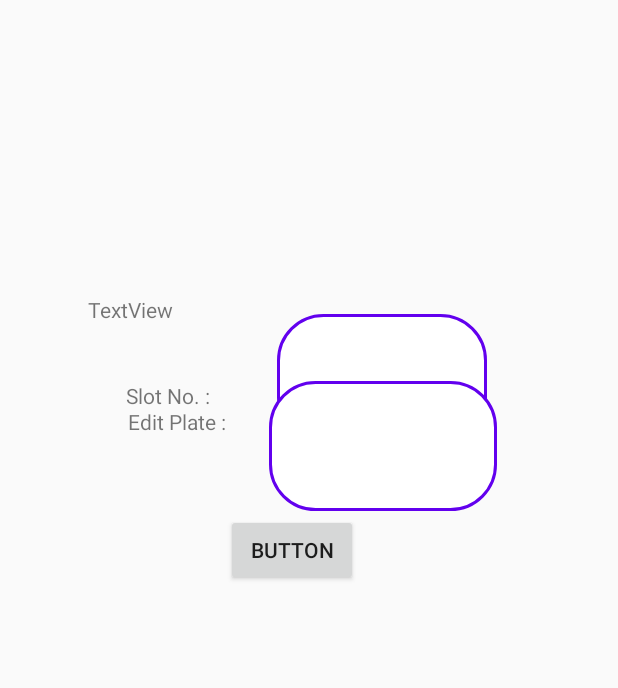
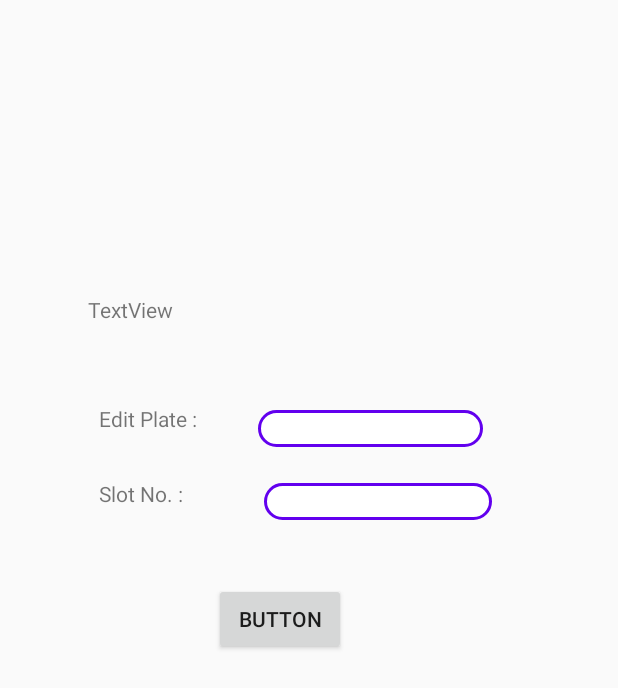
Before and after one commit to Jugg-zh/CarPlateChecker, an Android app: the RecordActivity screen opened directly, with no data from a screen before it, on a phone screen of 412 x 824 dp. Shown: the top 688 px of the screen. Run offline under Robolectric (Android 15) with nearby library versions, the phone set to English and light mode, and no system bars.

Commit message:
can switch between two activities and record the "plate-slot" accordingly

```diff
--- a/app/src/main/java/com/example/platecheck/RecordActivity.java
+++ b/app/src/main/java/com/example/platecheck/RecordActivity.java
@@ -20,8 +20,8 @@ import java.sql.Timestamp;
 import java.util.Optional;
 
 public class RecordActivity extends AppCompatActivity {
-    private boolean finished = false;
 
+    private TextView plateTextField;
     @RequiresApi(api = Build.VERSION_CODES.N)
     @Override
     protected void onCreate(Bundle savedInstanceState) {
@@ -45,32 +45,32 @@ public class RecordActivity extends AppCompatActivity {
     public void recordSlot(Intent intent) {
         String carPlate = intent.getStringExtra("CAR_PLATE");
         String slotNumber = intent.getStringExtra("SLOT_NUMBER");
-        CarplateMapper carPlateMapper = (CarplateMapper) intent.getSerializableExtra("CAR_PLATE_MAPPER");
+
 
         //initialize buttons
         Button submitButton = findViewById(R.id.button2);
-        TextView plateTextField = findViewById(R.id.editPlateTextView), slotTextField = findViewById(R.id.slotNumberTextView);
+        plateTextField = findViewById(R.id.editPlateTextView);
 
-        TextView promptTextFiled = findViewById(R.id.promptInformation);
+        TextView promptTextFiled = findViewById(R.id.promptInformation),slotTextField = findViewById(R.id.slotNumberTextView);
 
         plateTextField.setText(carPlate);
         slotTextField.setText(slotNumber);
         //Recording slot on clicking the ok button
         submitButton.setOnClickListener(view -> {
-            Timestamp timeStamp = new Timestamp(System.currentTimeMillis());
-            String[] time = timeStamp.toString().split(" ");
-            String[] hour = time[1].split(":");
-            String shift = null;
-            if (Integer.parseInt(hour[0]) <= 12) {
-                shift = "Morning";
-            } else {
-                shift = "Evening";
-            }
+//            Timestamp timeStamp = new Timestamp(System.currentTimeMillis());
+//            String[] time = timeStamp.toString().split(" ");
+//            String[] hour = time[1].split(":");
+//            String shift = null;
+//            if (Integer.parseInt(hour[0]) <= 12) {
+//                shift = "Morning";
+//            } else {
+//                shift = "Evening";
+//            }
             //Returning value of recordSlot to check (returns a string; "null" if car plate is not associated to a room
             // otherwise the associated room number)
-            String roomNumber = carPlateMapper.recordSlot(plateTextField.getText().toString(), timeStamp, shift, slotNumber);
+//            String roomNumber = carPlateMapper.recordSlot(plateTextField.getText().toString(), timeStamp, shift, slotNumber);
 
-            promptTextFiled.setText(Optional.ofNullable(roomNumber).orElse("Not Registered"));
+            promptTextFiled.setText(Optional.ofNullable("415").orElse("Not Registered"));
             //wait to check if it is necessary
 //            if (check == null) {
 //                msg.setText("The plate is not registered!");
@@ -83,16 +83,29 @@ public class RecordActivity extends AppCompatActivity {
 //            editPlate.setText("");
 //            slotNum.setText("");
         });
-        finished = true;
     }
     @Override
     public void onBackPressed() {
 //        Intent intent = new Intent();
 //        intent.putExtra("message_return", "This data is returned when user click back menu in target activity.");
 //        setResult(RESULT_OK, intent);
-        if(finished){
-            finish();
-        }
+
+        Intent intent = new Intent();
+//        Timestamp timeStamp = new Timestamp(System.currentTimeMillis());
+//        String[] time = timeStamp.toString().split(" ");
+//        String[] hour = time[1].split(":");
+//        String shift = null;
+//        if (Integer.parseInt(hour[0]) <= 12) {
+//            shift = "Morning";
+//        } else {
+//            shift = "Evening";
+//        }
+//        intent.putExtra("TIME_STAMP",timeStamp);
+//        intent.putExtra("SHIFT", shift);
+        intent.putExtra("PLATE_NUMBER", plateTextField.getText().toString());
+        setResult(RESULT_OK, intent);
+        finish();
+
     }
 //
 //    public String getModifiedTextFromGuard(){
--- /dev/null
+++ b/app/src/main/java/com/example/platecheck/RecordManager.java
@@ -0,0 +1,4 @@
+package com.example.platecheck;
+
+public class RecordManager {
+}
--- a/app/src/main/res/layout/activity_record.xml
+++ b/app/src/main/res/layout/activity_record.xml
@@ -11,18 +11,12 @@
         android:id="@+id/editPlateTextView"
         android:layout_width="150dp"
         android:layout_height="wrap_content"
-        android:layout_alignParentTop="true"
         android:layout_alignParentEnd="true"
         android:layout_alignParentRight="true"
         android:layout_alignParentBottom="true"
-        android:layout_marginStart="14dp"
-        android:layout_marginLeft="14dp"
-        android:layout_marginTop="209dp"
-        android:layout_marginEnd="87dp"
-        android:layout_marginRight="87dp"
-        android:layout_marginBottom="528dp"
-        android:layout_toEndOf="@+id/plateHeader"
-        android:layout_toRightOf="@+id/plateHeader"
+        android:layout_marginEnd="90dp"
+        android:layout_marginRight="90dp"
+        android:layout_marginBottom="526dp"
         android:background="@drawable/rounded_border_edittext"
         android:ems="10"
         android:inputType="textPersonName"
@@ -36,12 +30,10 @@
         android:layout_height="wrap_content"
         android:layout_alignParentStart="true"
         android:layout_alignParentLeft="true"
-        android:layout_alignParentTop="true"
         android:layout_alignParentBottom="true"
-        android:layout_marginStart="179dp"
-        android:layout_marginLeft="179dp"
-        android:layout_marginTop="254dp"
-        android:layout_marginBottom="483dp"
+        android:layout_marginStart="176dp"
+        android:layout_marginLeft="176dp"
+        android:layout_marginBottom="477dp"
         android:background="@drawable/rounded_border_edittext"
         android:ems="10"
         android:inputType="textPersonName"
@@ -56,9 +48,9 @@
         android:layout_alignParentStart="true"
         android:layout_alignParentLeft="true"
         android:layout_alignParentBottom="true"
-        android:layout_marginStart="85dp"
-        android:layout_marginLeft="85dp"
-        android:layout_marginBottom="523dp"
+        android:layout_marginStart="66dp"
+        android:layout_marginLeft="66dp"
+        android:layout_marginBottom="525dp"
         android:text="Edit Plate :"
         android:visibility="visible" />
 
@@ -68,12 +60,10 @@
         android:layout_height="29dp"
         android:layout_alignParentStart="true"
         android:layout_alignParentLeft="true"
-        android:layout_alignParentTop="true"
         android:layout_alignParentBottom="true"
-        android:layout_marginStart="84dp"
-        android:layout_marginLeft="84dp"
-        android:layout_marginTop="254dp"
-        android:layout_marginBottom="478dp"
+        android:layout_marginStart="66dp"
+        android:layout_marginLeft="66dp"
+        android:layout_marginBottom="475dp"
         android:text="Slot No. :"
         android:visibility="visible" />
 
@@ -96,9 +86,9 @@
         android:layout_alignParentEnd="true"
         android:layout_alignParentRight="true"
         android:layout_alignParentBottom="true"
-        android:layout_marginEnd="173dp"
-        android:layout_marginRight="173dp"
-        android:layout_marginBottom="433dp"
+        android:layout_marginEnd="181dp"
+        android:layout_marginRight="181dp"
+        android:layout_marginBottom="387dp"
         android:text="Button" />
 
 </RelativeLayout>
--- a/app/src/main/res/values/strings.xml
+++ b/app/src/main/res/values/strings.xml
@@ -5,4 +5,5 @@
     <string name="dialog_select_camera">Camera</string>
     <string name="dialog_select_gallery">Gallery</string>
     <string name="loading_message">Uploading image. Please wait.</string>
+    <string name="map">{"2A":{"1":"3","2":"5"},"2B":{"2":"5"}}</string>
 </resources>
```
Also changed, not shown: app/src/main/java/com/example/platecheck/CarplateMapper.java (+14 -2 lines), app/src/main/java/com/example/platecheck/MainActivity.java (+82 -38 lines).
